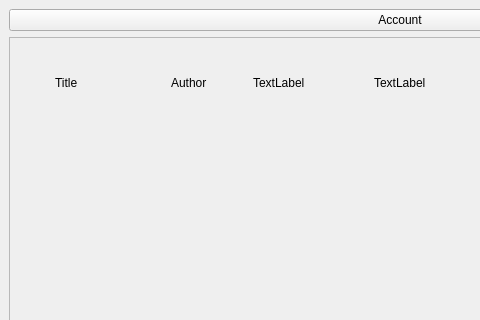
Qt form browsecatalogue.ui (C-Rayan/COMP3004A1) before a commit; both pictures show x 0 to 480 and y 0 to 320 of the 800 by 600 pixel window.
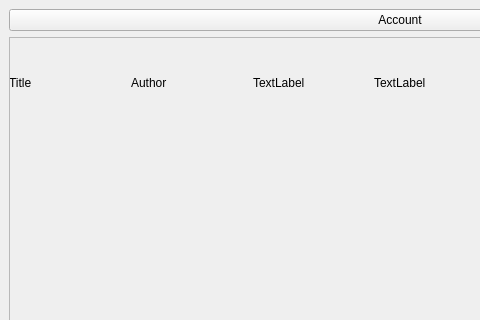
The same form after that commit.

```diff
--- a/browsecatalogue.ui
+++ b/browsecatalogue.ui
@@ -55,14 +55,14 @@
          </rect>
         </property>
         <layout class="QHBoxLayout" name="horizontalLayout">
-         <item alignment="Qt::AlignmentFlag::AlignHCenter">
+         <item>
           <widget class="QLabel" name="label_4">
            <property name="text">
             <string>Title</string>
            </property>
           </widget>
          </item>
-         <item alignment="Qt::AlignmentFlag::AlignHCenter">
+         <item>
           <widget class="QLabel" name="label_3">
            <property name="text">
             <string>Author</string>
```
Left out of the diff: 2 changed lines with no effect on the pictures.
